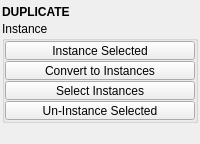
Qt form tentacle/ui/duplicate.ui (m3trik/tentacle) before a commit.
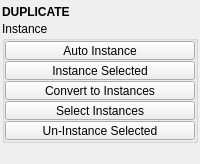
The same form after that commit. Custom widgets are drawn as their Qt base class.

Commit message:
fix(maya): selection/duplicate/uv/camera/rigging slot fixes
Accumulated Maya-side fixes: selection.py's Convert-To ports 7 -> 15 items and
fixes a real getBorderEdgeFromFace AttributeError (now routes through
mtk.Components.get_border_components); duplicate.py gains Auto Instance;
uv.py's Transform menu gains 7 items; cameras.py's Dolly/Roll/Truck/Orbit no
longer crash on a nonexistent MEL global ($gDolly/$gTumble/$gTrack are only
defined once their tool windows have been opened at least once).

```diff
--- a/tentacle/ui/duplicate.ui
+++ b/tentacle/ui/duplicate.ui
@@ -7,7 +7,7 @@
     <x>0</x>
     <y>0</y>
     <width>200</width>
-    <height>144</height>
+    <height>161</height>
    </rect>
   </property>
   <property name="windowTitle">
@@ -136,6 +136,46 @@
          <property name="bottomMargin">
           <number>0</number>
          </property>
+         <item>
+          <widget class="PushButton" name="tb002">
+           <property name="minimumSize">
+            <size>
+             <width>0</width>
+             <height>19</height>
+            </size>
+           </property>
+           <property name="maximumSize">
+            <size>
+             <width>16777215</width>
+             <height>19</height>
+            </size>
+           </property>
+           <property name="toolTip">
+            <string>&lt;html&gt;&lt;head/&gt;&lt;body&gt;&lt;p&gt;Find geometrically identical meshes (in the selection, or the whole scene if nothing is selected) and convert the duplicates into instances of a single prototype.&lt;/p&gt;&lt;p&gt;Use the option box to configure matching tolerance, hierarchy mode, and assembly reconstruction.&lt;/p&gt;&lt;/body&gt;&lt;/html&gt;</string>
+           </property>
+           <property name="text">
+            <string>Auto Instance</string>
+           </property>
+           <property name="iconSize">
+            <size>
+             <width>18</width>
+             <height>18</height>
+            </size>
+           </property>
+           <property name="autoDefault">
+            <bool>false</bool>
+           </property>
+           <property name="default">
+            <bool>false</bool>
+           </property>
+           <property name="flat">
+            <bool>false</bool>
+           </property>
+           <property name="bnabled" stdset="0">
+            <bool>true</bool>
+           </property>
+          </widget>
+         </item>
          <item>
           <widget class="QPushButton" name="b000">
            <property name="minimumSize">
@@ -339,16 +379,16 @@
    <extends>QLabel</extends>
    <header>uitk.widgets.header.Header.h</header>
   </customwidget>
-  <customwidget>
-   <class>PushButton</class>
-   <extends>QPushButton</extends>
-   <header>widgets.pushbutton.h</header>
-  </customwidget>
   <customwidget>
    <class>Footer</class>
    <extends>QWidget</extends>
    <header>uitk.widgets.footer</header>
   </customwidget>
+  <customwidget>
+   <class>PushButton</class>
+   <extends>QPushButton</extends>
+   <header>widgets.pushbutton.h</header>
+  </customwidget>
  </customwidgets>
  <resources/>
  <connections/>
```
Left out of the diff: 6 changed lines with no effect on the pictures. The commit also changes 22 other files.
